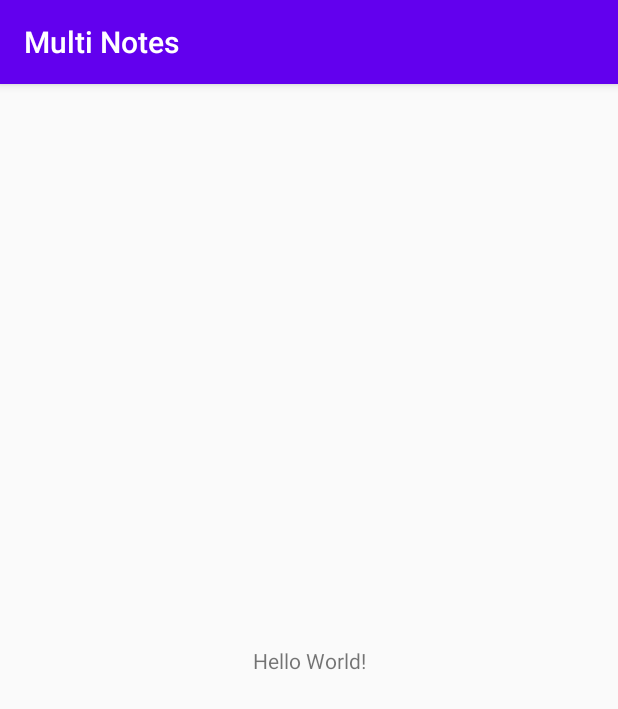
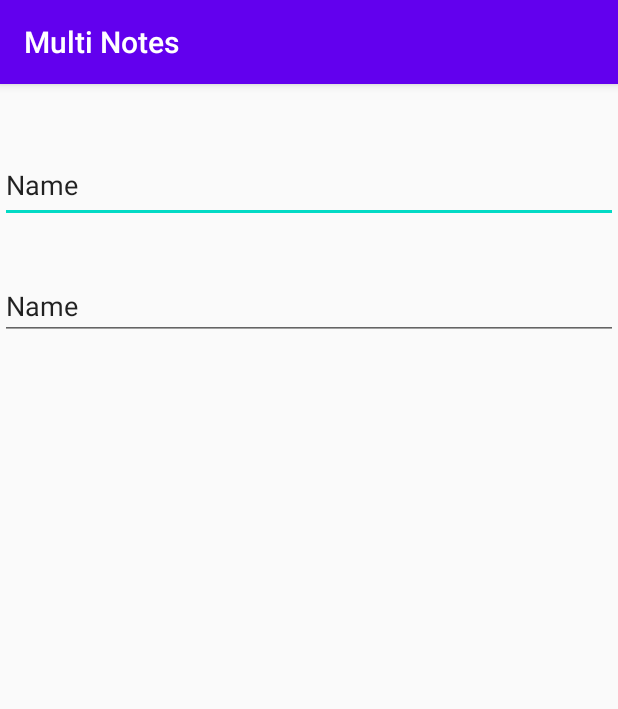
Before and after one commit to quananhle/OOP-and-Android-App-Development, an Android app: the screen it shows after launch (MainActivity), on a phone screen of 412 x 824 dp. Shown: the top 709 px of the screen. Run offline under Robolectric (Android 15) with nearby library versions, the phone set to English and light mode, and no system bars.

Commit message:
no message

```diff
--- a/Android-App-Developer/App/MultiNotesPad/app/src/main/java/com/example/multi_notespad/MainActivity.java
+++ b/Android-App-Developer/App/MultiNotesPad/app/src/main/java/com/example/multi_notespad/MainActivity.java
@@ -3,12 +3,23 @@ package com.example.multi_notespad;
 import androidx.appcompat.app.AppCompatActivity;
 
 import android.os.Bundle;
+import android.text.method.ScrollingMovementMethod;
+import android.widget.EditText;
 
 public class MainActivity extends AppCompatActivity {
+    private static final String TAG = "MainActivity";
+    private EditText title;
+    private EditText description;
+    private Notes notes;
 
     @Override
     protected void onCreate(Bundle savedInstanceState) {
         super.onCreate(savedInstanceState);
         setContentView(R.layout.activity_main);
+
+        title = findViewById(R.id.noteTitle);
+        description = findViewById(R.id.noteDescription);
+        description.setMovementMethod(new ScrollingMovementMethod());
+        description.setTextIsSelectable(true);
     }
 }
--- a/Android-App-Developer/App/MultiNotesPad/app/src/main/res/layout/activity_main.xml
+++ b/Android-App-Developer/App/MultiNotesPad/app/src/main/res/layout/activity_main.xml
@@ -6,13 +6,31 @@
     android:layout_height="match_parent"
     tools:context=".MainActivity">
 
-    <TextView
-        android:layout_width="wrap_content"
+    <EditText
+        android:id="@+id/noteTitle"
+        android:layout_width="match_parent"
+        android:layout_height="50dp"
+        android:ems="10"
+        android:inputType="textPersonName"
+        android:text="Name"
+        app:layout_constraintBottom_toBottomOf="parent"
+        app:layout_constraintEnd_toEndOf="parent"
+        app:layout_constraintHorizontal_bias="0.497"
+        app:layout_constraintStart_toStartOf="parent"
+        app:layout_constraintTop_toTopOf="parent"
+        app:layout_constraintVertical_bias="0.059" />
+
+    <EditText
+        android:id="@+id/noteDescription"
+        android:layout_width="match_parent"
         android:layout_height="wrap_content"
-        android:text="Hello World!"
+        android:ems="10"
+        android:inputType="textPersonName"
+        android:text="Name"
         app:layout_constraintBottom_toBottomOf="parent"
-        app:layout_constraintLeft_toLeftOf="parent"
-        app:layout_constraintRight_toRightOf="parent"
-        app:layout_constraintTop_toTopOf="parent" />
-
+        app:layout_constraintEnd_toEndOf="parent"
+        app:layout_constraintHorizontal_bias="0.0"
+        app:layout_constraintStart_toStartOf="parent"
+        app:layout_constraintTop_toTopOf="parent"
+        app:layout_constraintVertical_bias="0.173" />
 </androidx.constraintlayout.widget.ConstraintLayout>
```
